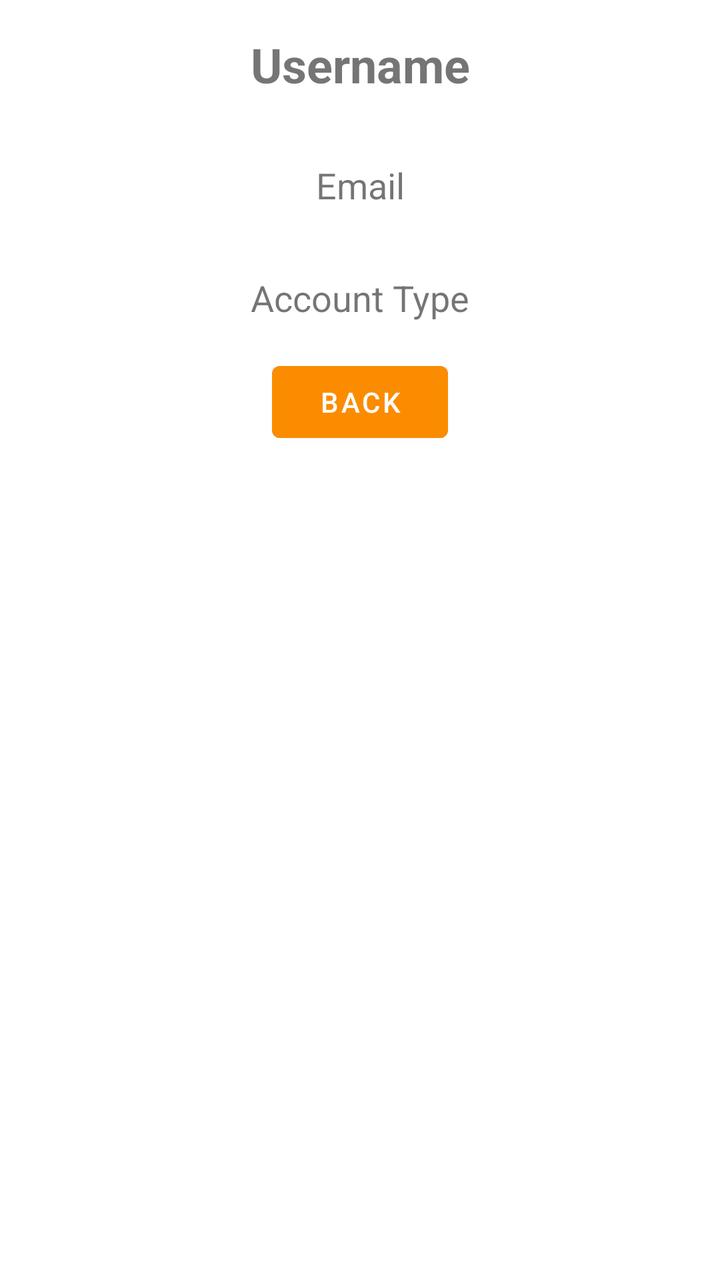
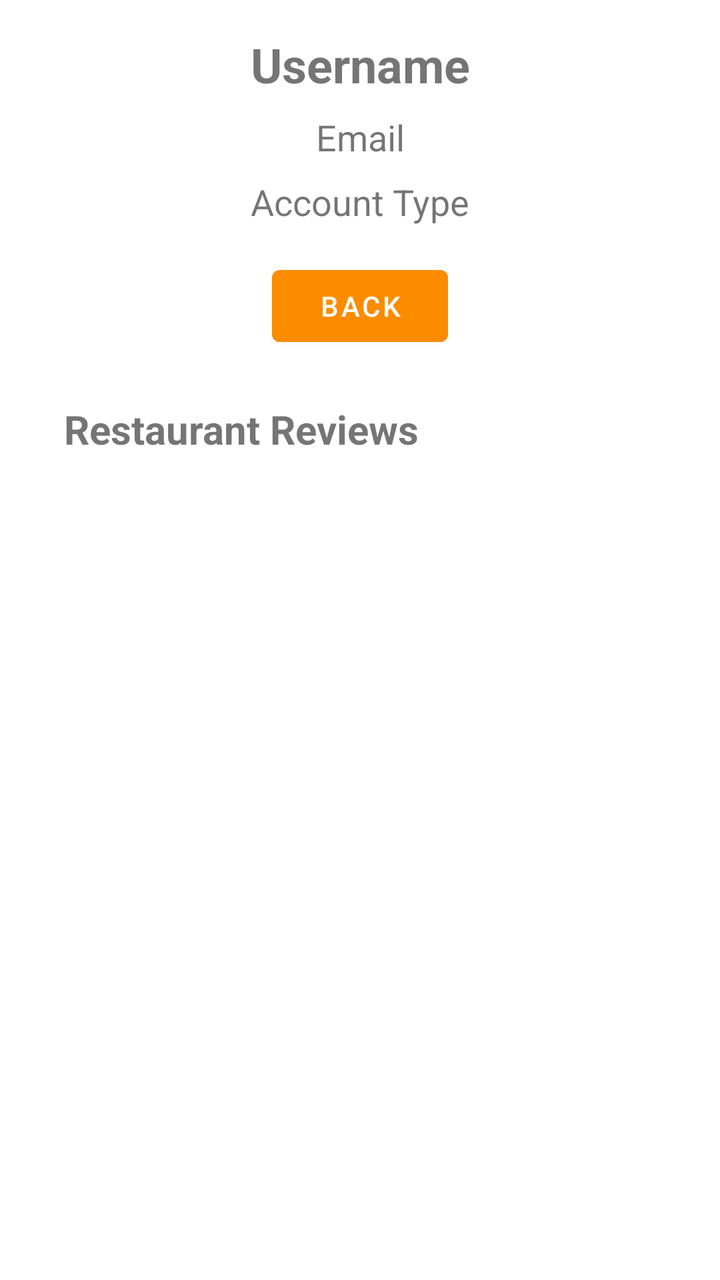

An Android layout rendered at two revisions. The XML below is the earlier revision; the diff shows what the commit changed to produce the second picture.
<!-- AndroidManifest.xml: application theme Theme -->
<!-- res/layout/fragment_friend_details.xml -->
<?xml version="1.0" encoding="utf-8"?>
<androidx.constraintlayout.widget.ConstraintLayout
    xmlns:android="http://schemas.android.com/apk/res/android"
    xmlns:app="http://schemas.android.com/apk/res-auto"
    xmlns:tools="http://schemas.android.com/tools"
    android:id="@+id/main"
    android:layout_width="match_parent"
    android:layout_height="match_parent"
    tools:context=".feature.friends.FriendDetailsActivity">

    
    <TextView
        android:id="@+id/txtFriendUsername"
        android:layout_width="wrap_content"
        android:layout_height="wrap_content"
        android:text="Username"
        android:textSize="24sp"
        android:textStyle="bold"
        android:padding="16dp"
        app:layout_constraintTop_toTopOf="parent"
        app:layout_constraintStart_toStartOf="parent"
        app:layout_constraintEnd_toEndOf="parent" />

    
    <TextView
        android:id="@+id/txtFriendEmail"
        android:layout_width="wrap_content"
        android:layout_height="wrap_content"
        android:text="Email"
        android:textSize="18sp"
        android:padding="16dp"
        app:layout_constraintTop_toBottomOf="@id/txtFriendUsername"
        app:layout_constraintStart_toStartOf="parent"
        app:layout_constraintEnd_toEndOf="parent" />

    
    <TextView
        android:id="@+id/txtFriendAccountType"
        android:layout_width="wrap_content"
        android:layout_height="wrap_content"
        android:text="Account Type"
        android:textSize="18sp"
        android:padding="16dp"
        app:layout_constraintTop_toBottomOf="@id/txtFriendEmail"
        app:layout_constraintStart_toStartOf="parent"
        app:layout_constraintEnd_toEndOf="parent" />

    
    <Button
        android:id="@+id/btnBack"
        android:layout_width="wrap_content"
        android:layout_height="wrap_content"
        android:text="Back"
        android:padding="8dp"
        android:backgroundTint="@color/dark_orange"
        app:layout_constraintTop_toBottomOf="@id/txtFriendAccountType"
        app:layout_constraintStart_toStartOf="parent"
        app:layout_constraintEnd_toEndOf="parent"/>

</androidx.constraintlayout.widget.ConstraintLayout>
<!-- resources referenced by this layout -->
<resources>
  <color name="dark_orange">#FB8C00</color>
  <style name="Theme" parent="Theme.MaterialComponents.DayNight.NoActionBar">
          
          <item name="android:statusBarColor">@color/dark_orange</item>
          <item name="drawerArrowStyle">@style/DrawerArrowToggleStyle</item>
          <item name="android:windowLightStatusBar">false</item> 
      </style>
  <style name="DrawerArrowToggleStyle" parent="Widget.AppCompat.DrawerArrowToggle">
          <item name="color">@android:color/white</item>
      </style>
</resources>

<!-- the commit's change to res/layout/fragment_friend_details.xml (unified diff, before → after) -->
@@ -6,7 +6,8 @@
     android:id="@+id/main"
     android:layout_width="match_parent"
     android:layout_height="match_parent"
-    tools:context=".feature.friends.FriendDetailsActivity">
+    android:padding="16dp"
+    tools:context=".feature.friends.FriendDetailsFragment">
 
     
     <TextView
@@ -16,7 +17,6 @@
         android:text="Username"
         android:textSize="24sp"
         android:textStyle="bold"
-        android:padding="16dp"
         app:layout_constraintTop_toTopOf="parent"
         app:layout_constraintStart_toStartOf="parent"
         app:layout_constraintEnd_toEndOf="parent" />
@@ -28,10 +28,10 @@
         android:layout_height="wrap_content"
         android:text="Email"
         android:textSize="18sp"
-        android:padding="16dp"
         app:layout_constraintTop_toBottomOf="@id/txtFriendUsername"
         app:layout_constraintStart_toStartOf="parent"
-        app:layout_constraintEnd_toEndOf="parent" />
+        app:layout_constraintEnd_toEndOf="parent"
+        android:layout_marginTop="8dp" />
 
     
     <TextView
@@ -40,10 +40,10 @@
         android:layout_height="wrap_content"
         android:text="Account Type"
         android:textSize="18sp"
-        android:padding="16dp"
         app:layout_constraintTop_toBottomOf="@id/txtFriendEmail"
         app:layout_constraintStart_toStartOf="parent"
-        app:layout_constraintEnd_toEndOf="parent" />
+        app:layout_constraintEnd_toEndOf="parent"
+        android:layout_marginTop="8dp" />
 
     
     <Button
@@ -51,10 +51,37 @@
         android:layout_width="wrap_content"
         android:layout_height="wrap_content"
         android:text="Back"
+        android:backgroundTint="@color/dark_orange"
+        android:textColor="@android:color/white"
         android:padding="8dp"
-        android:backgroundTint="@color/dark_orange"
         app:layout_constraintTop_toBottomOf="@id/txtFriendAccountType"
         app:layout_constraintStart_toStartOf="parent"
-        app:layout_constraintEnd_toEndOf="parent"/>
+        app:layout_constraintEnd_toEndOf="parent"
+        android:layout_marginTop="16dp" />
+
+    
+    <TextView
+        android:id="@+id/txtFriendReviewsTitle"
+        android:layout_width="wrap_content"
+        android:layout_height="wrap_content"
+        android:text="Restaurant Reviews"
+        android:textStyle="bold"
+        android:textSize="20sp"
+        app:layout_constraintTop_toBottomOf="@id/btnBack"
+        app:layout_constraintStart_toStartOf="parent"
+        android:layout_marginTop="24dp"
+        android:layout_marginStart="16dp" />
+
+    
+    <androidx.recyclerview.widget.RecyclerView
+        android:id="@+id/recyclerFriendReviews"
+        android:layout_width="0dp"
+        android:layout_height="0dp"
+        android:padding="8dp"
+        app:layout_constraintTop_toBottomOf="@id/txtFriendReviewsTitle"
+        app:layout_constraintBottom_toBottomOf="parent"
+        app:layout_constraintStart_toStartOf="parent"
+        app:layout_constraintEnd_toEndOf="parent"
+        android:clipToPadding="false" />
 
 </androidx.constraintlayout.widget.ConstraintLayout>
